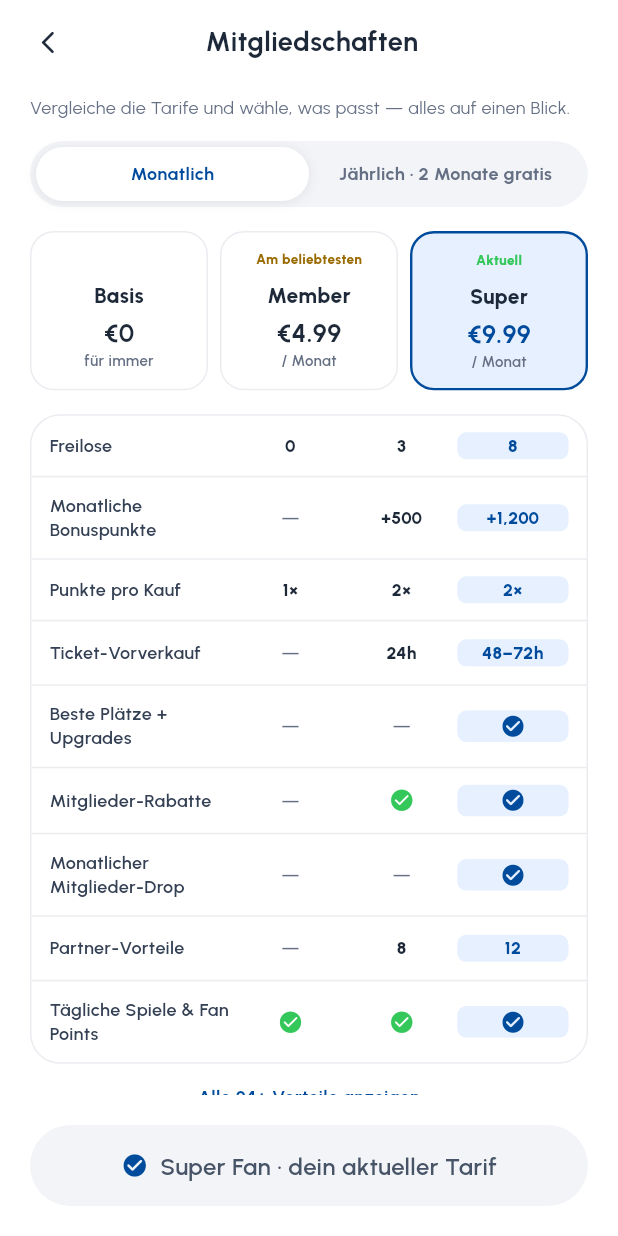
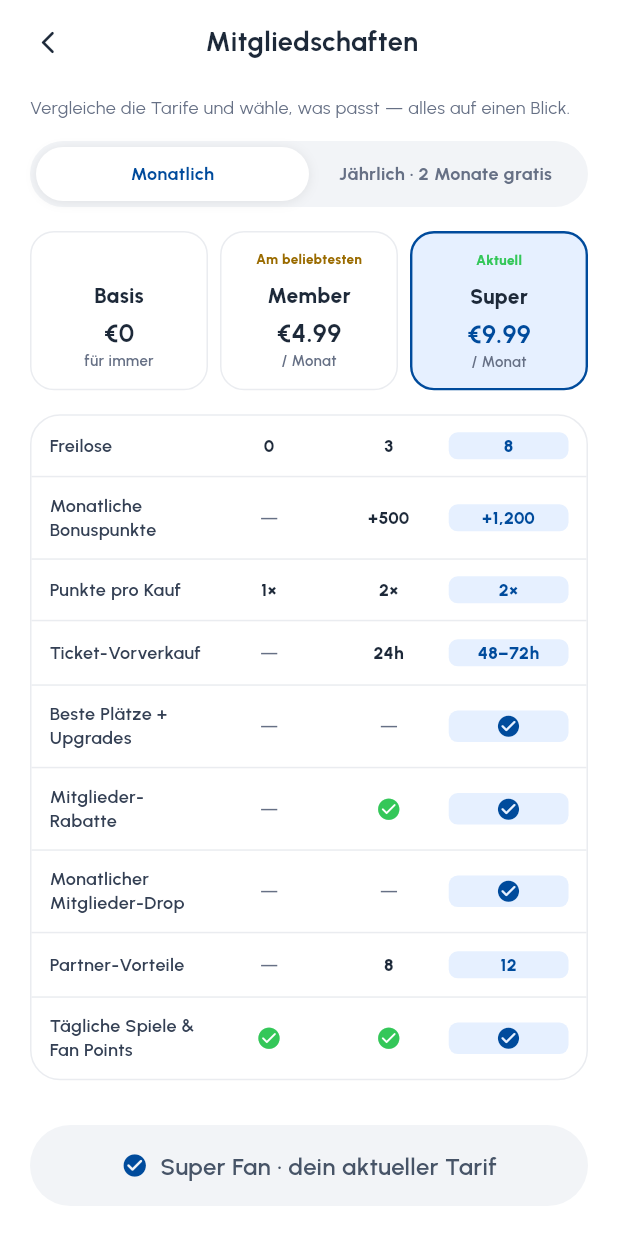
Before and after one commit to COREVIONLABS/EMBAapp-native, a Flutter app: the screen it shows after launch, after a tap on "Überspringen", after a tap on "Anmelden", after a tap on "Super Fan", on a phone screen of 412 x 824 dp. Run offline on Flutter 3.47's test engine with Material 3 defaults, Android fonts, the phone set to English and light mode, and no system bars; our stand-ins replace flutter_svg.

Commit message:
Polish: dead-field cleanup, localized dates, label consistency, matrix widths
- Removed the dead _Raffle.entryPoints / superFanFree fields (unused since the
  tombola moved to the flat extra-lot cost).
- Voucher expiry and Fan+ renewal dates now localize the month (de/en), so the
  German UI no longer shows English month abbreviations.
- My Vouchers status pill now reads "Ready" to match the "Ready to redeem"
  section header (one label per state).
- Plan-comparison matrix: rebalanced the label column and allowed 2 lines so
  values stay legible on narrow (~320px) phones.

flutter analyze clean.

Co-Authored-By: Claude Opus 4.8 <noreply@anthropic.com>
Claude-Session: https://claude.ai/code/session_0138H2TPm9wvb2D54WvCY8tL

```diff
--- a/lib/l10n/strings.dart
+++ b/lib/l10n/strings.dart
@@ -1990,4 +1990,6 @@ const Map<String, String> _de = {
   'plan': 'Tarif',
   'Standard public sale': 'Regulärer Vorverkauf',
   '24h before public sale': '24h vor dem öffentlichen Verkauf',
+  'Valid until': 'Gültig bis',
+  'Ready': 'Bereit',
 };
--- a/lib/screens/fanplus_screen.dart
+++ b/lib/screens/fanplus_screen.dart
@@ -18,7 +18,9 @@ import '../l10n/strings.dart';
 /// stale in a demo.
 String _renewLabel() {
   final d = DateTime.now().add(const Duration(days: 30));
-  const m = ['Jan', 'Feb', 'Mar', 'Apr', 'May', 'Jun', 'Jul', 'Aug', 'Sep', 'Oct', 'Nov', 'Dec'];
+  const en = ['Jan', 'Feb', 'Mar', 'Apr', 'May', 'Jun', 'Jul', 'Aug', 'Sep', 'Oct', 'Nov', 'Dec'];
+  const de = ['Jan', 'Feb', 'Mär', 'Apr', 'Mai', 'Jun', 'Jul', 'Aug', 'Sep', 'Okt', 'Nov', 'Dez'];
+  final m = localeNotifier.value == AppLocale.de ? de : en;
   return '${d.day} ${m[d.month - 1]} ${d.year}';
 }
 
--- a/lib/screens/my_vouchers_screen.dart
+++ b/lib/screens/my_vouchers_screen.dart
@@ -83,7 +83,7 @@ class MyVouchersScreen extends StatelessWidget {
         const SizedBox(width: 8),
         v.redeemed
             ? Pill(color: AppColors.surfaceMinimal, child: Text(tr('Used'), style: AppText.caption1.copyWith(color: AppColors.textLight, fontWeight: FontWeight.w700)))
-            : Pill(color: AppColors.successBg, child: Text(tr('Open'), style: AppText.caption1.copyWith(color: AppColors.success, fontWeight: FontWeight.w700))),
+            : Pill(color: AppColors.successBg, child: Text(tr('Ready'), style: AppText.caption1.copyWith(color: AppColors.success, fontWeight: FontWeight.w700))),
       ]),
     );
   }
--- a/lib/screens/subscription_screen.dart
+++ b/lib/screens/subscription_screen.dart
@@ -124,7 +124,7 @@ class _SubscriptionScreenState extends State<SubscriptionScreen> {
                   border: r == 0 ? null : Border(top: BorderSide(color: AppColors.borderLightest)),
                 ),
                 child: Row(children: [
-                  Expanded(flex: 5, child: Text(tr(_compare[r].$1), style: AppText.body3.copyWith(color: AppColors.textDark, fontWeight: FontWeight.w600))),
+                  Expanded(flex: 4, child: Text(tr(_compare[r].$1), maxLines: 2, style: AppText.body3.copyWith(color: AppColors.textDark, fontWeight: FontWeight.w600))),
                   Expanded(flex: 3, child: _cell(_compare[r].$2, 0)),
                   Expanded(flex: 3, child: _cell(_compare[r].$3, 1)),
                   Expanded(flex: 3, child: _cell(_compare[r].$4, 2)),
```
Also changed, not shown: lib/screens/raffles_screen.dart (+6 -8 lines), lib/screens/voucher_screen.dart (+6 -4 lines).
